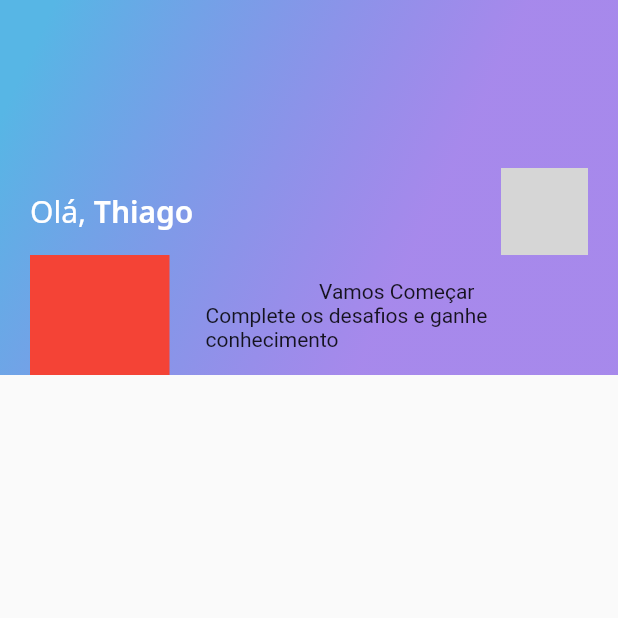
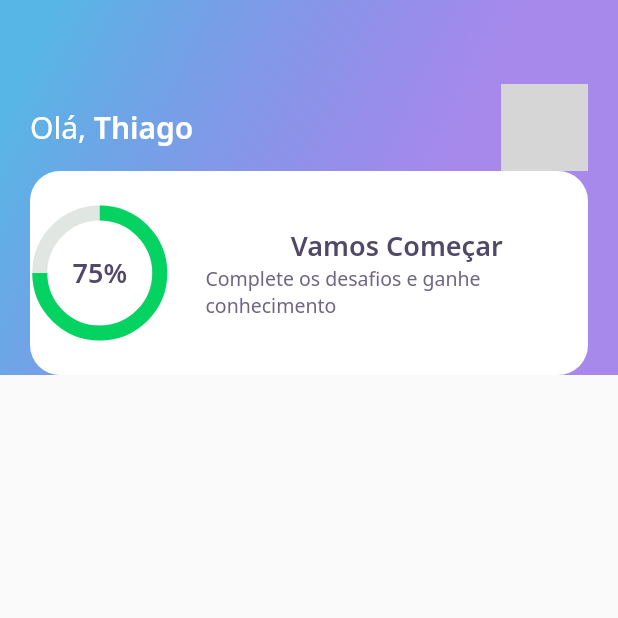
Before and after one commit to wstagf/NLW5-Flutter, a Flutter app: the screen it shows after launch, on a phone screen of 412 x 824 dp, the top half of it. Run offline on Flutter 3.47's test engine with Material 2 defaults, Android fonts, the light colour scheme and no system bars; our stand-ins replace google_fonts; network calls fail; grey boxes are pictures that could not be loaded.

Commit message:
finalizado estilizacao do card

```diff
--- a/lib/home/widget/score_card/score_card_widget.dart
+++ b/lib/home/widget/score_card/score_card_widget.dart
@@ -1,9 +1,16 @@
+import 'package:devquizflutter/core/core.dart';
+import 'package:devquizflutter/home/widget/chart_widget/chart_widget.dart';
 import 'package:flutter/material.dart';
 
 class ScoreCardWidget extends StatelessWidget {
   @override
   Widget build(BuildContext context) {
     return Container(
+      height: 136,
+      decoration: BoxDecoration(
+        color: AppColors.white,
+        borderRadius: BorderRadius.circular(20),
+      ),
       child: Row(
         children: [
           Expanded(
@@ -11,7 +18,7 @@
             child: Container(
               width: 80,
               height: 80,
-              color: Colors.red,
+              child: ChartWidget(),
             ),
           ),
           Expanded(
@@ -19,9 +26,17 @@
             child: Padding(
               padding: const EdgeInsets.only(left: 24),
               child: Column(
+                mainAxisAlignment: MainAxisAlignment.center,
+                crossAxisAlignment: CrossAxisAlignment.center,
                 children: [
-                  Text('Vamos Começar'),
-                  Text('Complete os desafios e ganhe conhecimento'),
+                  Text(
+                    'Vamos Começar',
+                    style: AppTextStyles.heading,
+                  ),
+                  Text(
+                    'Complete os desafios e ganhe conhecimento',
+                    style: AppTextStyles.body,
+                  ),
                 ],
               ),
             ),
```
